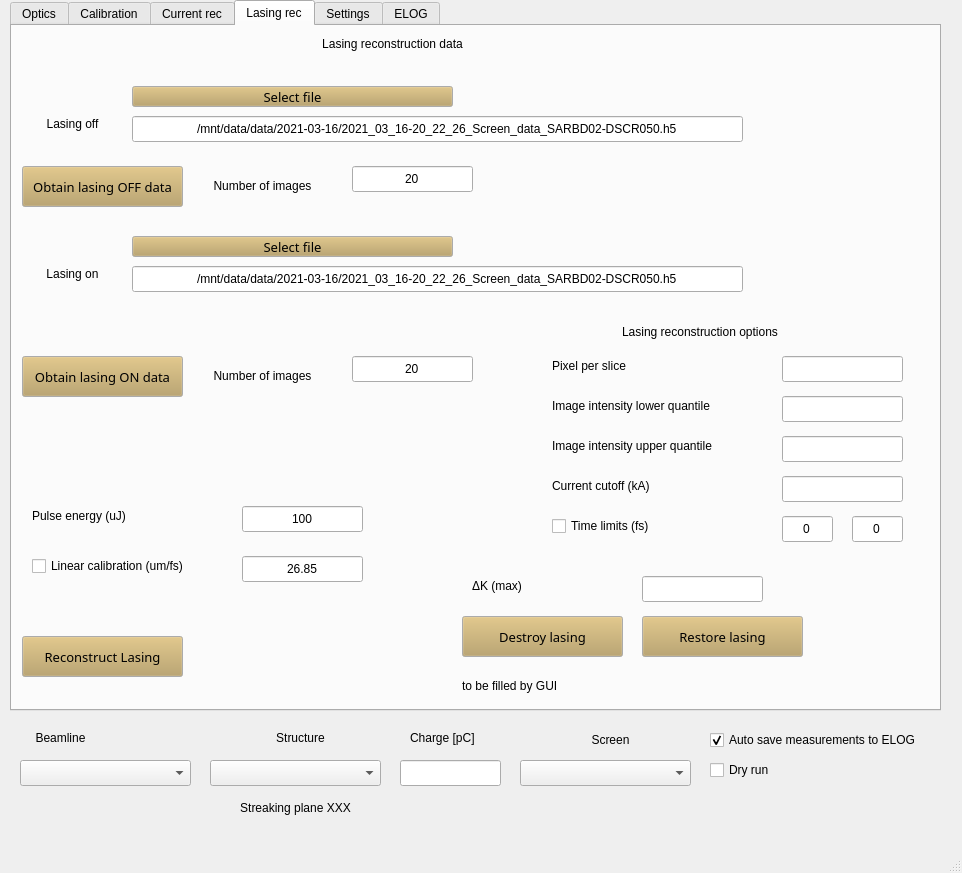
Qt form gui.ui (pdijksta/PassiveWFMeasurement) before a commit.
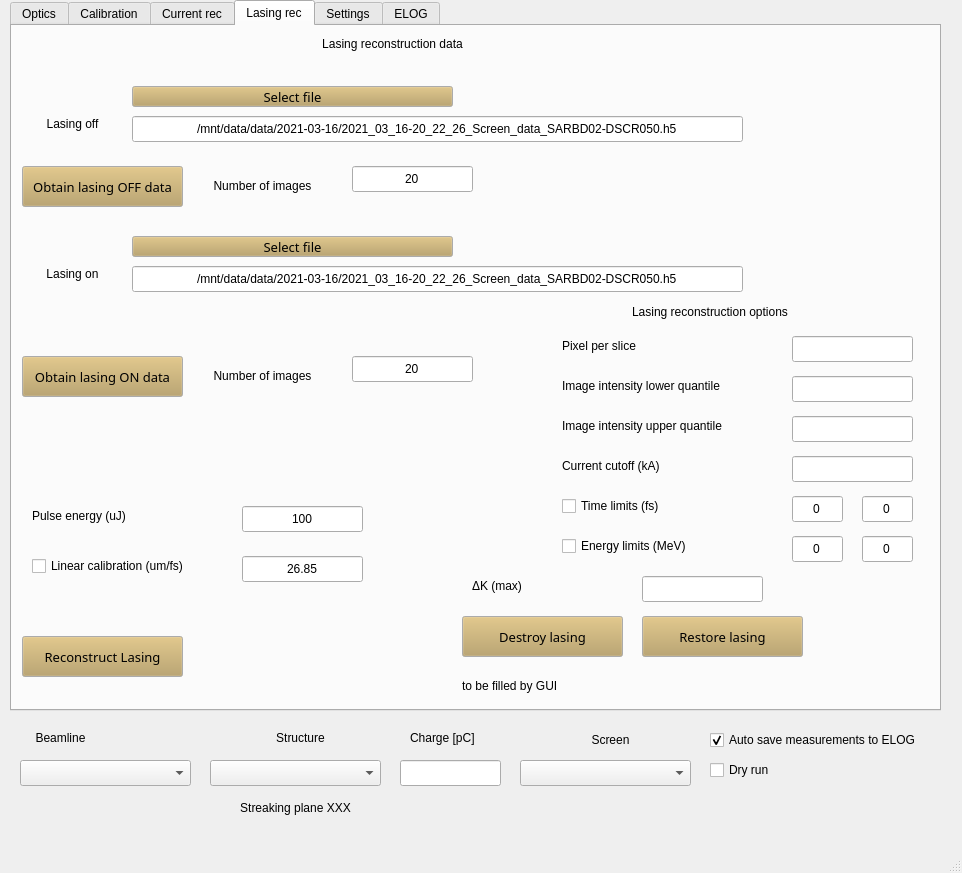
The same form after that commit.

```diff
--- a/gui.ui
+++ b/gui.ui
@@ -2265,8 +2265,8 @@
      <widget class="QLineEdit" name="LasingReconstructionSliceFactor">
       <property name="geometry">
        <rect>
-        <x>770</x>
-        <y>330</y>
+        <x>780</x>
+        <y>310</y>
         <width>121</width>
         <height>26</height>
        </rect>
@@ -2281,8 +2281,8 @@
      <widget class="QLineEdit" name="LasingIntensityCutLow">
       <property name="geometry">
        <rect>
-        <x>770</x>
-        <y>370</y>
+        <x>780</x>
+        <y>350</y>
         <width>121</width>
         <height>26</height>
        </rect>
@@ -2297,8 +2297,8 @@
      <widget class="QLabel" name="label_52">
       <property name="geometry">
        <rect>
-        <x>610</x>
-        <y>296</y>
+        <x>620</x>
+        <y>276</y>
         <width>191</width>
         <height>20</height>
        </rect>
@@ -2310,8 +2310,8 @@
      <widget class="QLabel" name="label_70">
       <property name="geometry">
        <rect>
-        <x>540</x>
-        <y>330</y>
+        <x>550</x>
+        <y>310</y>
         <width>161</width>
         <height>20</height>
        </rect>
@@ -2326,8 +2326,8 @@
      <widget class="QLabel" name="label_77">
       <property name="geometry">
        <rect>
-        <x>540</x>
-        <y>370</y>
+        <x>550</x>
+        <y>350</y>
         <width>191</width>
         <height>20</height>
        </rect>
@@ -2470,8 +2470,8 @@
      <widget class="QLabel" name="label_87">
       <property name="geometry">
        <rect>
-        <x>540</x>
-        <y>450</y>
+        <x>550</x>
+        <y>430</y>
         <width>161</width>
         <height>20</height>
        </rect>
@@ -2486,8 +2486,8 @@
      <widget class="QLineEdit" name="LasingCurrentCutoff">
       <property name="geometry">
        <rect>
-        <x>770</x>
-        <y>450</y>
+        <x>780</x>
+        <y>430</y>
         <width>121</width>
         <height>26</height>
        </rect>
@@ -2659,8 +2659,8 @@
      <widget class="QCheckBox" name="TimeLimitCheck">
       <property name="geometry">
        <rect>
-        <x>540</x>
-        <y>490</y>
+        <x>550</x>
+        <y>470</y>
         <width>181</width>
         <height>20</height>
        </rect>
@@ -2675,8 +2675,8 @@
      <widget class="QLineEdit" name="LasingIntensityCutUp">
       <property name="geometry">
        <rect>
-        <x>770</x>
-        <y>410</y>
+        <x>780</x>
+        <y>390</y>
         <width>121</width>
         <height>26</height>
        </rect>
@@ -2691,8 +2691,8 @@
      <widget class="QLabel" name="label_80">
       <property name="geometry">
        <rect>
-        <x>540</x>
-        <y>410</y>
+        <x>550</x>
+        <y>390</y>
         <width>191</width>
         <height>20</height>
        </rect>
@@ -2707,8 +2707,8 @@
      <widget class="QLineEdit" name="TimeLimit1">
       <property name="geometry">
        <rect>
-        <x>770</x>
-        <y>490</y>
+        <x>780</x>
+        <y>470</y>
         <width>51</width>
         <height>26</height>
        </rect>
@@ -2723,8 +2723,8 @@
      <widget class="QLineEdit" name="TimeLimit2">
       <property name="geometry">
        <rect>
-        <x>840</x>
-        <y>490</y>
+        <x>850</x>
+        <y>470</y>
         <width>51</width>
         <height>26</height>
        </rect>
@@ -2752,6 +2752,54 @@
        <bool>false</bool>
       </property>
      </widget>
+     <widget class="QLineEdit" name="EnergyLimit2">
+      <property name="geometry">
+       <rect>
+        <x>850</x>
+        <y>510</y>
+        <width>51</width>
+        <height>26</height>
+       </rect>
+      </property>
+      <property name="text">
+       <string>0</string>
+      </property>
+      <property name="alignment">
+       <set>Qt::AlignCenter</set>
+      </property>
+     </widget>
+     <widget class="QCheckBox" name="EnergyLimitCheck">
+      <property name="geometry">
+       <rect>
+        <x>550</x>
+        <y>510</y>
+        <width>181</width>
+        <height>20</height>
+       </rect>
+      </property>
+      <property name="text">
+       <string>Energy limits (MeV)</string>
+      </property>
+      <property name="checked">
+       <bool>false</bool>
+      </property>
+     </widget>
+     <widget class="QLineEdit" name="EnergyLimit1">
+      <property name="geometry">
+       <rect>
+        <x>780</x>
+        <y>510</y>
+        <width>51</width>
+        <height>26</height>
+       </rect>
+      </property>
+      <property name="text">
+       <string>0</string>
+      </property>
+      <property name="alignment">
+       <set>Qt::AlignCenter</set>
+      </property>
+     </widget>
     </widget>
     <widget class="QWidget" name="tab_2">
      <attribute name="title">
```
